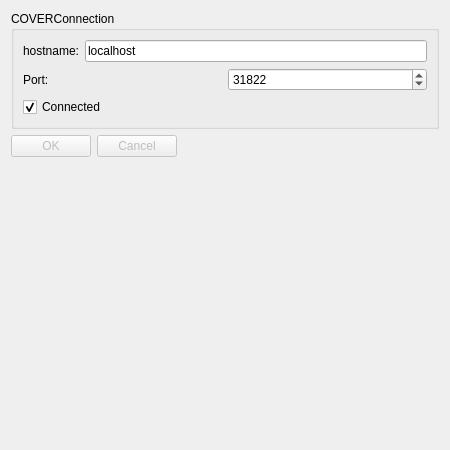
This is src/OpenCOVER/DrivingSim/oddlot/src/cover/coverconnection.ui in hlrs-vis/covise as Qt 5 draws it before an edit. The edited form follows.
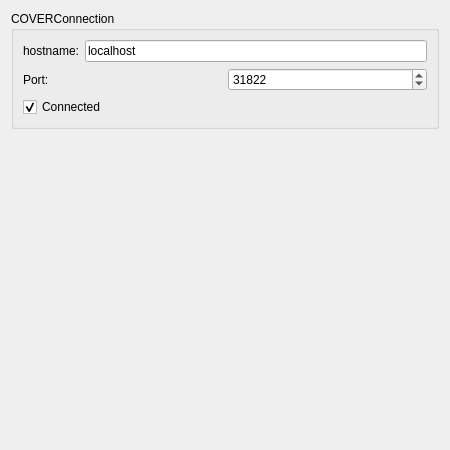
This is the edited form.

```diff
--- a/src/OpenCOVER/DrivingSim/oddlot/src/cover/coverconnection.ui
+++ b/src/OpenCOVER/DrivingSim/oddlot/src/cover/coverconnection.ui
@@ -17,19 +17,6 @@
    <string>Settings</string>
   </property>
   <layout class="QFormLayout" name="formLayout_2">
-   <item row="1" column="0">
-    <widget class="QDialogButtonBox" name="buttonBox">
-     <property name="enabled">
-      <bool>false</bool>
-     </property>
-     <property name="orientation">
-      <enum>Qt::Horizontal</enum>
-     </property>
-     <property name="standardButtons">
-      <set>QDialogButtonBox::Cancel|QDialogButtonBox::Ok</set>
-     </property>
-    </widget>
-   </item>
    <item row="0" column="0" colspan="2">
     <widget class="QGroupBox" name="groupBox_2">
      <property name="title">
```
Left out of the diff: 35 changed lines with no effect on the pictures.
